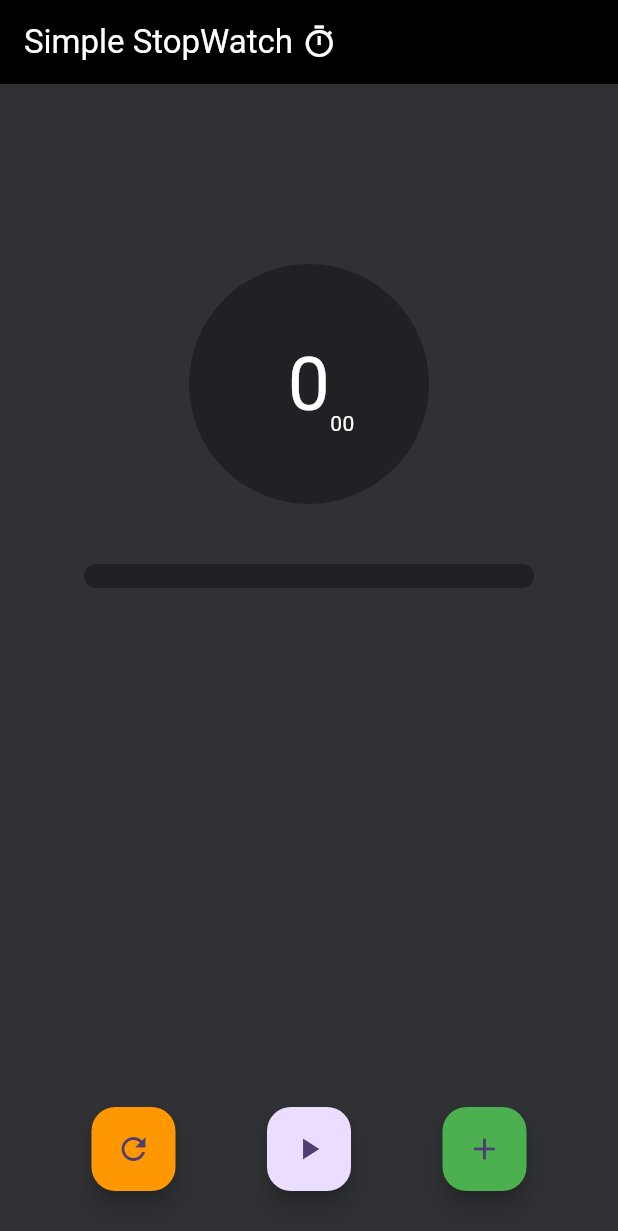
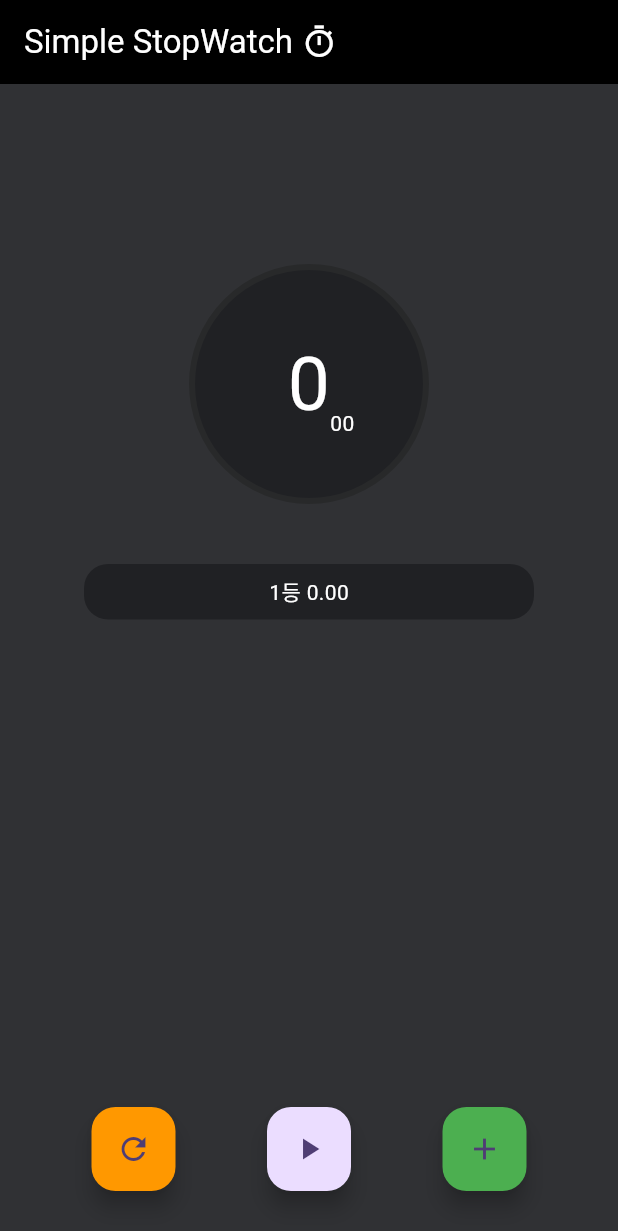
Before and after one commit to chojja7188/flutter_inflearn, a Flutter app: the screen it shows after launch, after a tap on the "add" icon, on a phone screen of 412 x 824 dp. Shown: the top 1231 px of the screen. Run offline on Flutter 3.47's test engine with Material 3 defaults, Android fonts, the phone set to English and light mode, and no system bars; our stand-ins replace go_router, shared_preferences.

```diff
--- a/flutter_stopwatch/lib/stop_watch_screen.dart
+++ b/flutter_stopwatch/lib/stop_watch_screen.dart
@@ -78,7 +78,7 @@ class _StopWatchScreenState extends State<StopWatchScreen> {
             decoration: BoxDecoration(
               color: Color(0xff202124),
               shape: BoxShape.circle,
-              border: Border.all(color: Color(0x0ff202124), width: 4),
+              border: Border.all(color: Color(0x0ff28292a), width: 4),
             ),
             child: Row(
               mainAxisAlignment: MainAxisAlignment.center,
@@ -150,7 +150,9 @@ class _StopWatchScreenState extends State<StopWatchScreen> {
               FloatingActionButton(
                 backgroundColor: Colors.green,
                 onPressed: () {
-                  _recordLapTime('$sec.$hundredth');
+                  setState(() {
+                    _recordLapTime('$sec.$hundredth');
+                  });
                 },
                 child: const Icon(Icons.add),
               ),
```
